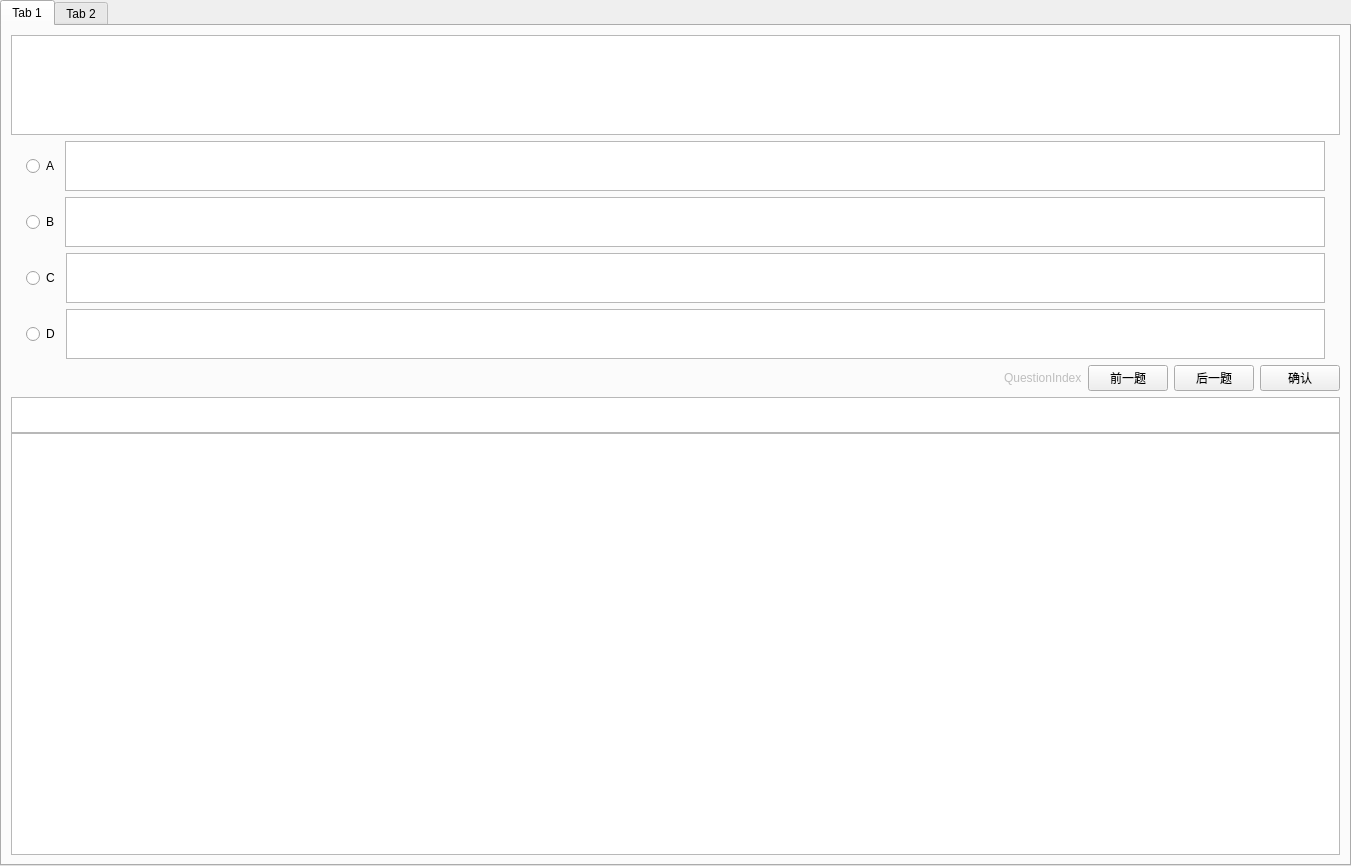
Above: QuestionApp/mainwindow.ui from Mercy1101/my_pratice before the change. Below: the same form after it.
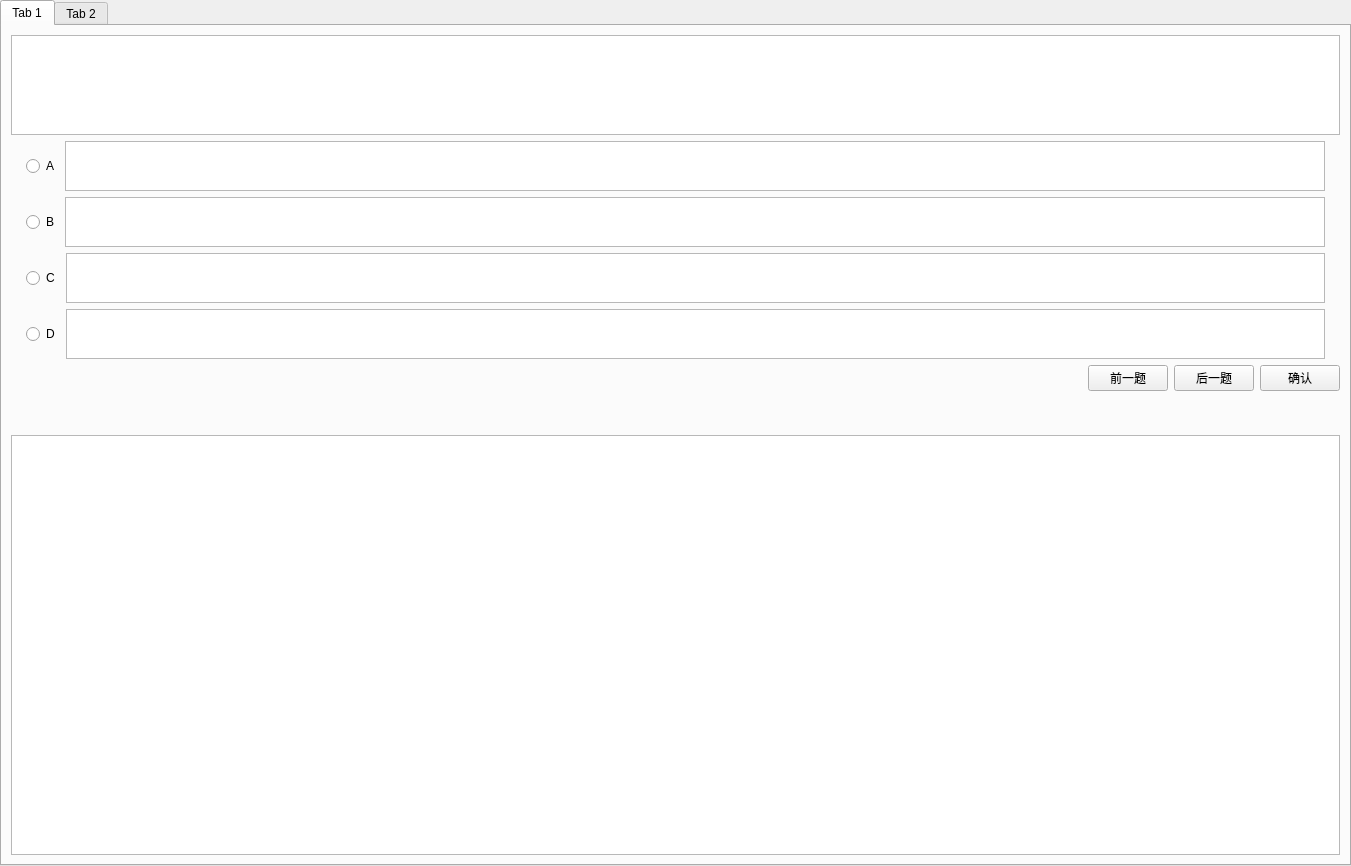
That is the form after the change.

```diff
--- a/QuestionApp/mainwindow.ui
+++ b/QuestionApp/mainwindow.ui
@@ -221,8 +221,11 @@
                   <property name="enabled">
                    <bool>false</bool>
                   </property>
+                  <property name="autoFillBackground">
+                   <bool>false</bool>
+                  </property>
                   <property name="text">
-                   <string>QuestionIndex</string>
+                   <string/>
                   </property>
                  </widget>
                 </item>
@@ -252,27 +255,60 @@
               <item>
                <layout class="QVBoxLayout" name="verticalLayout_5">
                 <property name="spacing">
-                 <number>0</number>
+                 <number>6</number>
                 </property>
                 <item>
-                 <widget class="QPlainTextEdit" name="edtResult">
+                 <layout class="QHBoxLayout" name="horizontalLayout_6">
+                  <property name="topMargin">
+                   <number>6</number>
+                  </property>
+                  <property name="bottomMargin">
+                   <number>6</number>
+                  </property>
+                  <item>
+                   <widget class="QLabel" name="labelResult">
+                    <property name="minimumSize">
+                     <size>
+                      <width>40</width>
+                      <height>20</height>
+                     </size>
+                    </property>
+                    <property name="maximumSize">
+                     <size>
+                      <width>100</width>
+                      <height>16777215</height>
+                     </size>
+                    </property>
+                    <property name="text">
+                     <string/>
+                    </property>
+                   </widget>
+                  </item>
+                  <item>
+                   <widget class="QLabel" name="labelCorrectAnswer">
+                    <property name="text">
+                     <string/>
+                    </property>
+                   </widget>
+                  </item>
+                 </layout>
+                </item>
+                <item>
+                 <widget class="QTextEdit" name="edtNote">
                   <property name="sizePolicy">
                    <sizepolicy hsizetype="Expanding" vsizetype="Expanding">
                     <horstretch>0</horstretch>
                     <verstretch>0</verstretch>
                    </sizepolicy>
                   </property>
-                  <property name="maximumSize">
+                  <property name="minimumSize">
                    <size>
-                    <width>16777215</width>
-                    <height>36</height>
+                    <width>0</width>
+                    <height>0</height>
                    </size>
                   </property>
                  </widget>
                 </item>
-                <item>
-                 <widget class="QTextEdit" name="edtNote"/>
-                </item>
                </layout>
               </item>
              </layout>
```
Left out of the diff: 13 changed lines with no effect on the pictures.
